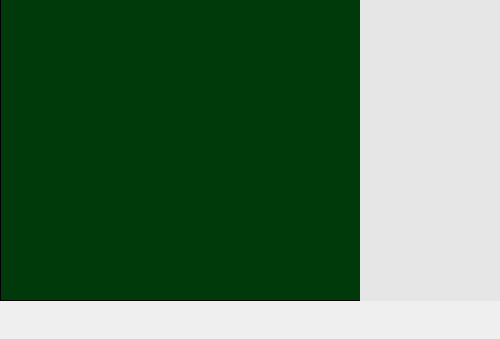
First picture: the form in UIDesign.ui, repository burakhotan/CapstoneProject, before the edit; both pictures show x 0 to 500 and y 330 to 669 of the 1024 by 669 pixel window.
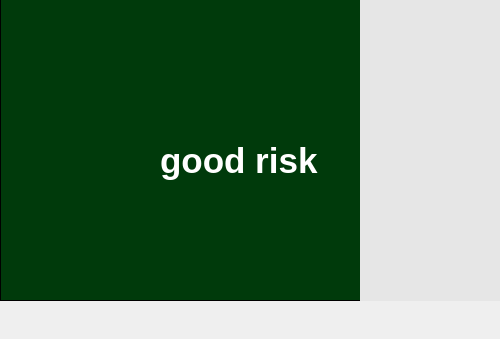
Second picture: the form after the edit.

Commit message:
Cross Validation
Algoritmalar accuracylerine göre kıyaslandı

Patch:
```diff
--- a/UIDesign.ui
+++ b/UIDesign.ui
@@ -179,6 +179,33 @@
       <string>22</string>
      </property>
     </widget>
+    <widget class="QLabel" name="label_6">
+     <property name="enabled">
+      <bool>true</bool>
+     </property>
+     <property name="geometry">
+      <rect>
+       <x>160</x>
+       <y>420</y>
+       <width>201</width>
+       <height>141</height>
+      </rect>
+     </property>
+     <property name="font">
+      <font>
+       <pointsize>26</pointsize>
+       <weight>75</weight>
+       <bold>true</bold>
+      </font>
+     </property>
+     <property name="styleSheet">
+      <string notr="true">background-color:transparent;
+color:#ffffff</string>
+     </property>
+     <property name="text">
+      <string>good risk</string>
+     </property>
+    </widget>
    </widget>
    <widget class="QFrame" name="frame_2">
     <property name="geometry">
```
Left out of the diff: 9 changed lines with no effect on the pictures. The commit also changes 1 other file.
